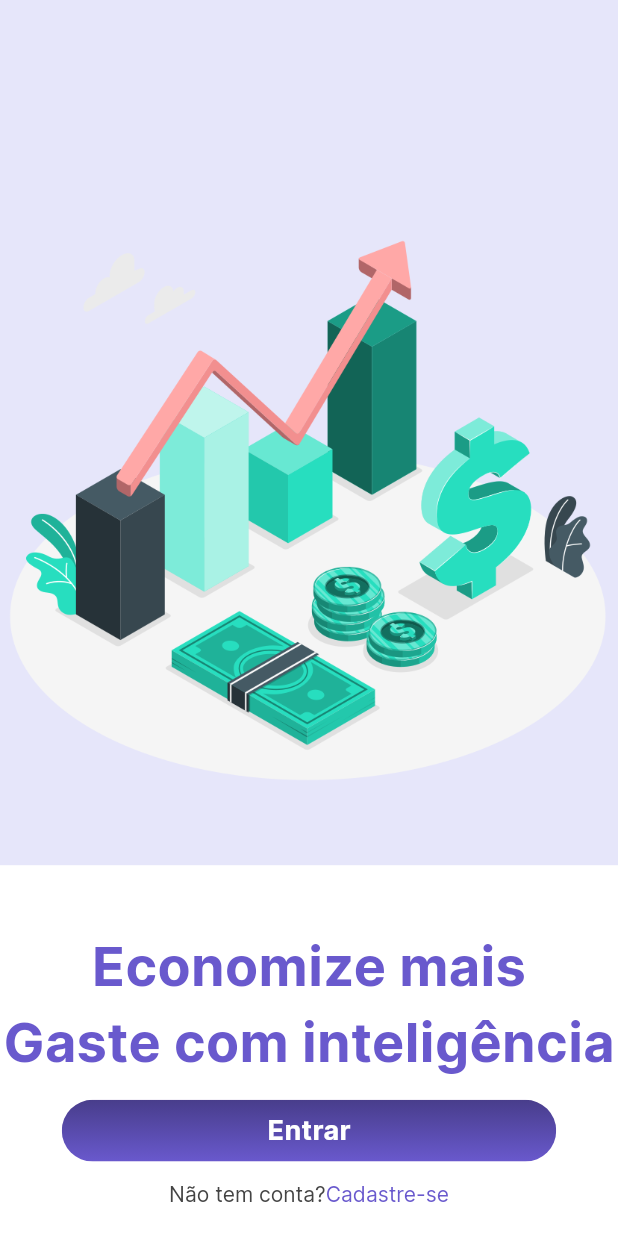
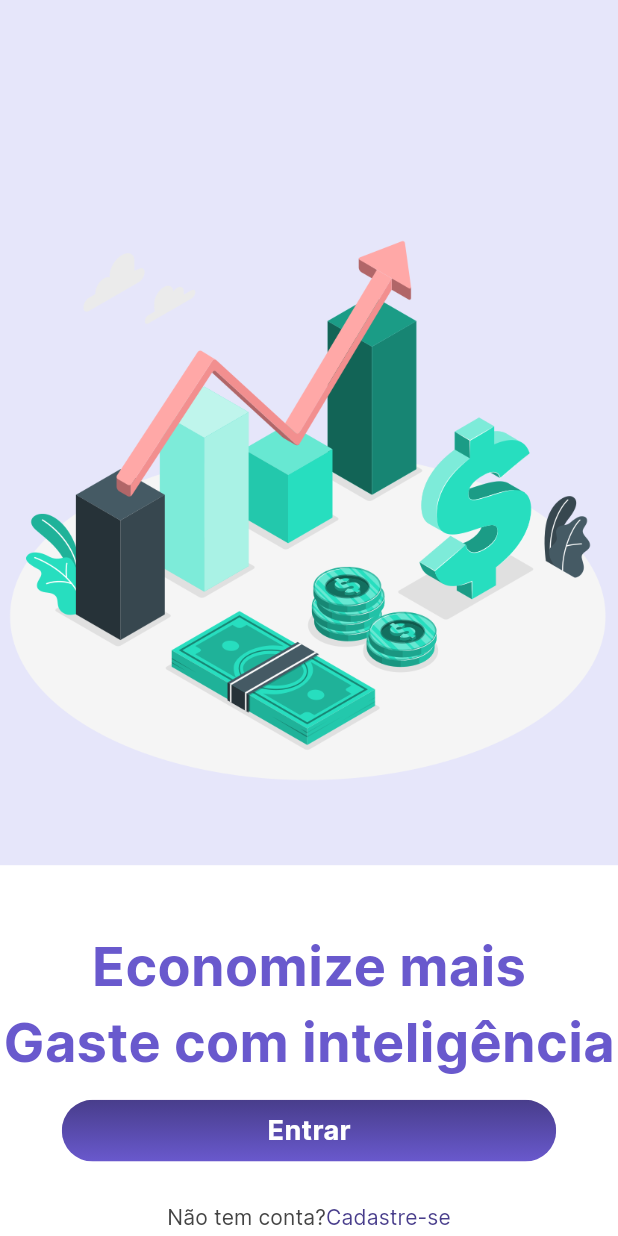
Before and after one commit to howtrojan/financas, a Flutter app: the screen it shows after launch, on a phone screen of 412 x 824 dp. Run offline on Flutter 3.47's test engine with Material 3 defaults, Android fonts, the light colour scheme and no system bars.

Commit message:
final da pagina Onboarding e componentização de botoes

```diff
--- a/lib/features/onboarding/onboarding_page.dart
+++ b/lib/features/onboarding/onboarding_page.dart
@@ -1,11 +1,9 @@
-import 'dart:math';
-
+// ignore_for_file: public_member_api_docs, sort_constructors_first
+import 'package:financas/widgets/custom_text_button.dart';
+import 'package:flutter/material.dart';
 import 'package:financas/common/constants/app_colors.dart';
 import 'package:financas/common/constants/app_text_styles.dart';
 import 'package:financas/widgets/primary_button.dart';
-import 'package:flutter/gestures.dart';
-import 'package:flutter/material.dart';
-import 'package:flutter/widgets.dart';
 
 class OnboardingPage extends StatelessWidget {
   const OnboardingPage({super.key});
@@ -27,6 +25,7 @@ class OnboardingPage extends StatelessWidget {
           ),
           Expanded(
             child: Container(
+              alignment: Alignment.center,
               height: MediaQuery.of(context).size.height * 0.4,
               color: AppColors.white,
               child: Column(children: [
@@ -49,24 +48,23 @@ class OnboardingPage extends StatelessWidget {
                     onPressed: () {},
                   ),
                 ),
-                Row(
-                  mainAxisAlignment: MainAxisAlignment.center,
+                CustomTextButton(
+                  onPressed: () => {},
                   children: [
-                    RichText(
-                        text: TextSpan(
-                      children: [
-                        TextSpan(
-                            text: 'Não tem conta?',
-                            style: AppTextStyles.smallText
-                                .copyWith(color: AppColors.grayLight)),
-                        TextSpan(
-                            recognizer: TapGestureRecognizer()
-                              ..onTap = () => {},
-                            text: 'Cadastre-se',
-                            style: AppTextStyles.smallText
-                                .copyWith(color: AppColors.greenLightTwo)),
-                      ],
-                    )),
+                    Text(
+                      'Não tem conta?',
+                      textAlign: TextAlign.center,
+                      style: AppTextStyles.smallText.copyWith(
+                        color: AppColors.grayLight,
+                      ),
+                    ),
+                    Text(
+                      'Cadastre-se',
+                      textAlign: TextAlign.center,
+                      style: AppTextStyles.smallText.copyWith(
+                        color: AppColors.greenLightOne,
+                      ),
+                    ),
                   ],
                 ),
               ]),
--- /dev/null
+++ b/lib/widgets/custom_text_button.dart
@@ -0,0 +1,23 @@
+import 'package:flutter/material.dart';
+
+class CustomTextButton extends StatelessWidget {
+  final List<Text> children;
+  final VoidCallback? onPressed;
+
+  const CustomTextButton({
+    super.key,
+    required this.children,
+    required this.onPressed,
+  });
+
+  @override
+  Widget build(BuildContext context) {
+    return TextButton(
+      onPressed: onPressed,
+      child: Row(
+          mainAxisAlignment: MainAxisAlignment.center,
+          mainAxisSize: MainAxisSize.min,
+          children: children),
+    );
+  }
+}
```
